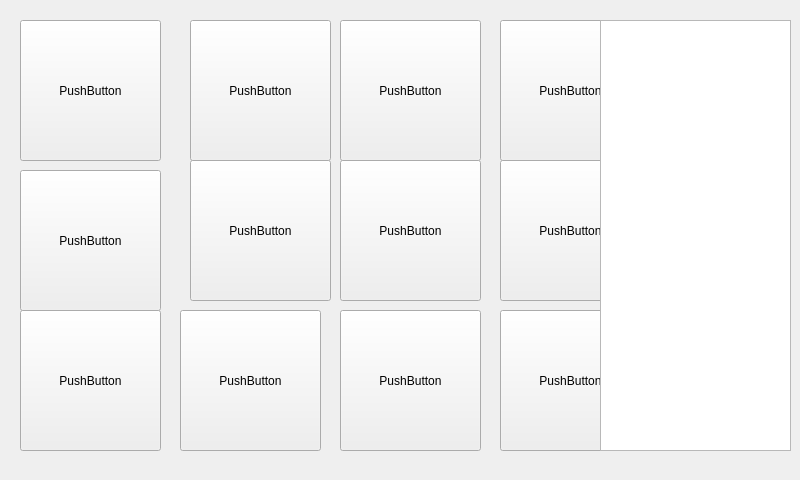
Above: apps/test6uidesign/mainwindow.ui from GiovanniRaseraF/santoka_qt before the change. Below: the same form after it.
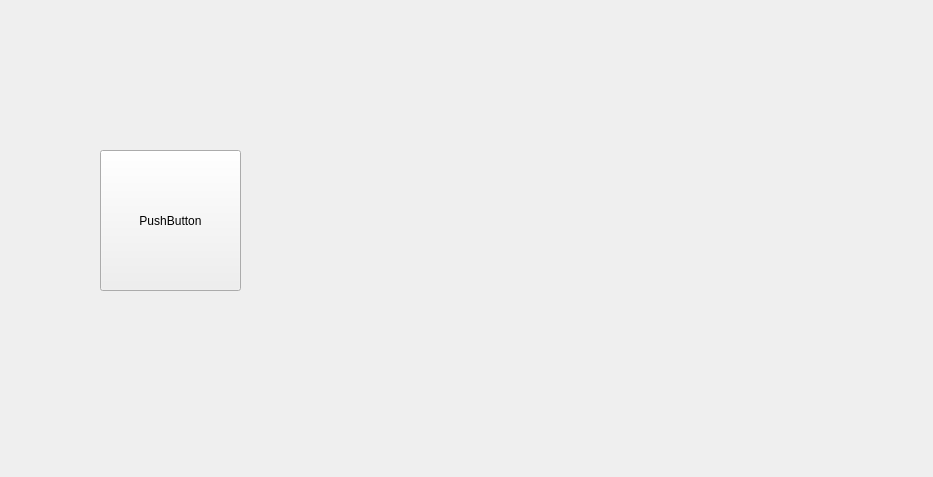
That is the form after the change.

Commit message: apps: adding support for data display on ui

What changed in the file:
```diff
--- a/apps/test6uidesign/mainwindow.ui
+++ b/apps/test6uidesign/mainwindow.ui
@@ -9,8 +9,8 @@
    <rect>
     <x>0</x>
     <y>0</y>
-    <width>800</width>
-    <height>480</height>
+    <width>933</width>
+    <height>477</height>
    </rect>
   </property>
   <property name="windowTitle">
@@ -20,8 +20,8 @@
    <widget class="QPushButton" name="pushButton">
     <property name="geometry">
      <rect>
-      <x>20</x>
-      <y>20</y>
+      <x>100</x>
+      <y>150</y>
       <width>141</width>
       <height>141</height>
      </rect>
@@ -30,183 +30,6 @@
      <string>PushButton</string>
     </property>
    </widget>
-   <widget class="QPushButton" name="pushButton_2">
-    <property name="geometry">
-     <rect>
-      <x>190</x>
-      <y>20</y>
-      <width>141</width>
-      <height>141</height>
-     </rect>
-    </property>
-    <property name="text">
-     <string>PushButton</string>
-    </property>
-   </widget>
-   <widget class="QPushButton" name="pushButton_3">
-    <property name="geometry">
-     <rect>
-      <x>340</x>
-      <y>20</y>
-      <width>141</width>
-      <height>141</height>
-     </rect>
-    </property>
-    <property name="text">
-     <string>PushButton</string>
-    </property>
-   </widget>
-   <widget class="QPushButton" name="pushButton_4">
-    <property name="geometry">
-     <rect>
-      <x>500</x>
-      <y>20</y>
-      <width>141</width>
-      <height>141</height>
-     </rect>
-    </property>
-    <property name="text">
-     <string>PushButton</string>
-    </property>
-   </widget>
-   <widget class="QPushButton" name="pushButton_5">
-    <property name="geometry">
-     <rect>
-      <x>190</x>
-      <y>160</y>
-      <width>141</width>
-      <height>141</height>
-     </rect>
-    </property>
-    <property name="text">
-     <string>PushButton</string>
-    </property>
-   </widget>
-   <widget class="QPushButton" name="pushButton_6">
-    <property name="geometry">
-     <rect>
-      <x>500</x>
-      <y>160</y>
-      <width>141</width>
-      <height>141</height>
-     </rect>
-    </property>
-    <property name="text">
-     <string>PushButton</string>
-    </property>
-   </widget>
-   <widget class="QPushButton" name="pushButton_7">
-    <property name="geometry">
-     <rect>
-      <x>340</x>
-      <y>160</y>
-      <width>141</width>
-      <height>141</height>
-     </rect>
-    </property>
-    <property name="text">
-     <string>PushButton</string>
-    </property>
-   </widget>
-   <widget class="QPushButton" name="pushButton_8">
-    <property name="geometry">
-     <rect>
-      <x>20</x>
-      <y>170</y>
-      <width>141</width>
-      <height>141</height>
-     </rect>
-    </property>
-    <property name="text">
-     <string>PushButton</string>
-    </property>
-   </widget>
-   <widget class="QPushButton" name="pushButton_9">
-    <property name="geometry">
-     <rect>
-      <x>180</x>
-      <y>310</y>
-      <width>141</width>
-      <height>141</height>
-     </rect>
-    </property>
-    <property name="text">
-     <string>PushButton</string>
-    </property>
-   </widget>
-   <widget class="QPushButton" name="pushButton_10">
-    <property name="geometry">
-     <rect>
-      <x>500</x>
-      <y>310</y>
-      <width>141</width>
-      <height>141</height>
-     </rect>
-    </property>
-    <property name="text">
-     <string>PushButton</string>
-    </property>
-   </widget>
-   <widget class="QPushButton" name="pushButton_11">
-    <property name="geometry">
-     <rect>
-      <x>340</x>
-      <y>310</y>
-      <width>141</width>
-      <height>141</height>
-     </rect>
-    </property>
-    <property name="text">
-     <string>PushButton</string>
-    </property>
-   </widget>
-   <widget class="QPushButton" name="pushButton_12">
-    <property name="geometry">
-     <rect>
-      <x>20</x>
-      <y>310</y>
-      <width>141</width>
-      <height>141</height>
-     </rect>
-    </property>
-    <property name="text">
-     <string>PushButton</string>
-    </property>
-   </widget>
-   <widget class="QLCDNumber" name="lcdNumber">
-    <property name="geometry">
-     <rect>
-      <x>660</x>
-      <y>20</y>
-      <width>64</width>
-      <height>23</height>
-     </rect>
-    </property>
-   </widget>
-   <widget class="QGraphicsView" name="graphicsView">
-    <property name="geometry">
-     <rect>
-      <x>600</x>
-      <y>20</y>
-      <width>191</width>
-      <height>431</height>
-     </rect>
-    </property>
-   </widget>
-   <zorder>pushButton</zorder>
-   <zorder>pushButton_2</zorder>
-   <zorder>pushButton_3</zorder>
-   <zorder>pushButton_4</zorder>
-   <zorder>pushButton_6</zorder>
-   <zorder>pushButton_7</zorder>
-   <zorder>pushButton_8</zorder>
-   <zorder>pushButton_9</zorder>
-   <zorder>pushButton_10</zorder>
-   <zorder>pushButton_11</zorder>
-   <zorder>pushButton_12</zorder>
-   <zorder>lcdNumber</zorder>
-   <zorder>graphicsView</zorder>
-   <zorder>pushButton_5</zorder>
   </widget>
  </widget>
  <resources/>
```
Left out of the diff: 2 changed lines with no effect on the pictures. The commit also changes 6 other files.
